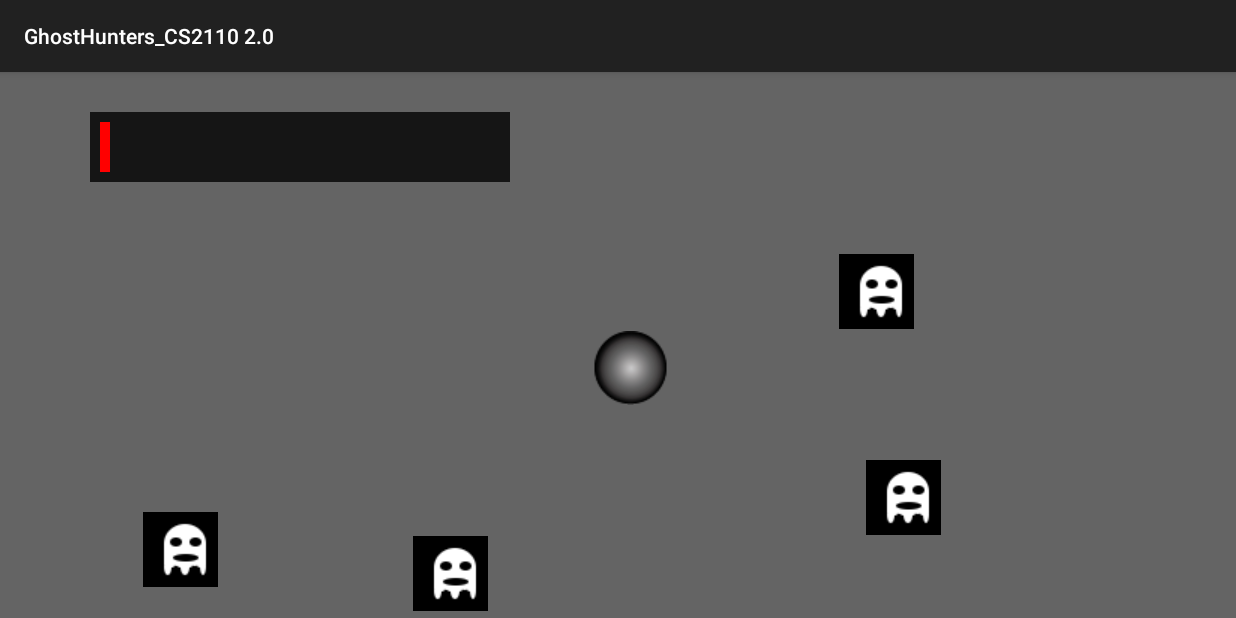
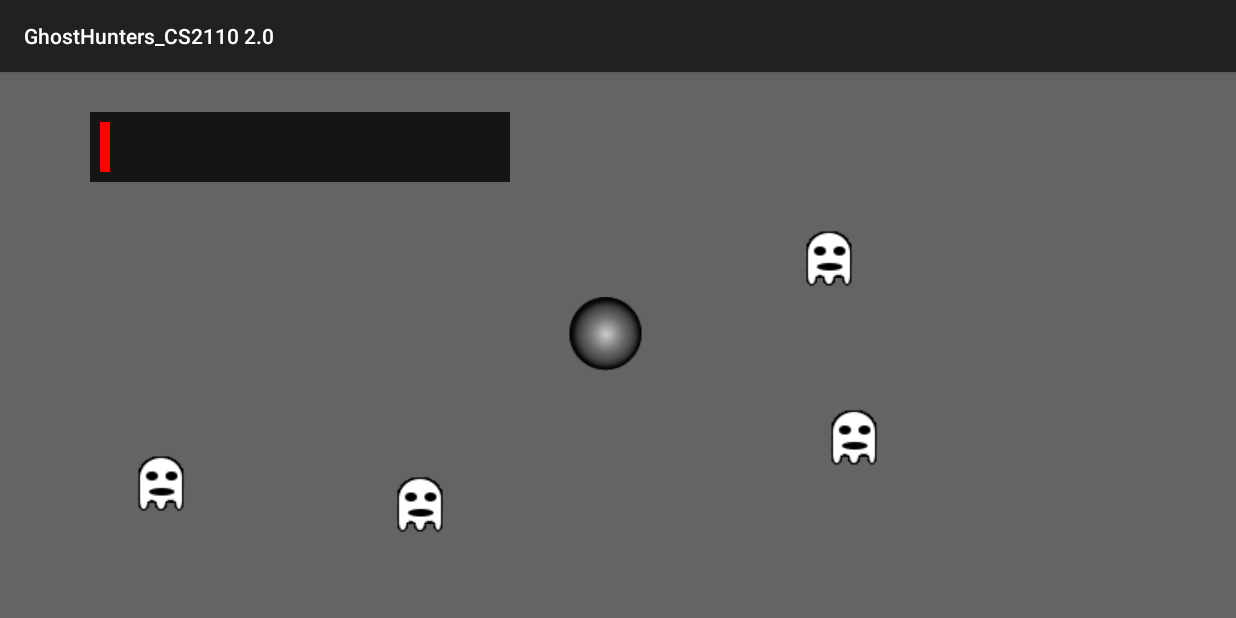
Before and after one commit to ferociouself/GhostHunters_CS2110_V2, an Android app: the screen it shows after launch (MainActivity), on a phone screen of 824 x 412 dp (held sideways). Run offline under Robolectric (Android 15) with nearby library versions, the phone set to English and light mode, and no system bars.

Commit message:
Attempted to get ghosts to bounce off each other. Thinned out the ghost sprite and added friendly ghost methods to find targets and manage life span.

```diff
--- a/app/src/main/java/jhe3cd/cs2110/virginia/edu/ghosthunters_cs211020/FriendlyGhost.java
+++ b/app/src/main/java/jhe3cd/cs2110/virginia/edu/ghosthunters_cs211020/FriendlyGhost.java
@@ -12,6 +12,7 @@ public class FriendlyGhost extends Ghost{
 
     private boolean isFriendly;
     int lifeSpan;
+    long timeActive;
 
     public FriendlyGhost(int xPosition, int yPosition, int fileID, Point target, Item booty, int health,
                          int hitBoxWidth, int hitBoxHeight, int xMax, int yMax, float xAcceleration,
@@ -34,6 +35,10 @@ public class FriendlyGhost extends Ghost{
             if(e instanceof Ghost) {
                 e.destroyer();
             }
+        }
+        timeActive++;
+        if (timeActive > lifeSpan * 1000) {
+            destroyer();
         }
     }
 
--- a/app/src/main/java/jhe3cd/cs2110/virginia/edu/ghosthunters_cs211020/Ghost.java
+++ b/app/src/main/java/jhe3cd/cs2110/virginia/edu/ghosthunters_cs211020/Ghost.java
@@ -52,14 +52,19 @@ public class Ghost extends Entity{
         ballCharged = main.getBall().isCharged();
         if(ballTouching && !ballCharged) {
             xDynAcceleration = ((float)(target.x - xPosition) / (float)xMax) * xOrigAcceleration;
-            yDynAcceleration = ((float)(target.y - yPosition) / (float)yMax) * xOrigAcceleration;
+            yDynAcceleration = ((float)(target.y - yPosition) / (float)yMax) * yOrigAcceleration;
             this.xVelocity += (xDynAcceleration * MainActivity.FRAME_TIME);
             this.yVelocity += (yDynAcceleration * MainActivity.FRAME_TIME);
+        } else if (collisionDetect(main.getEntityList()).size() > 1) {
+            ArrayList<Entity> collisionList = collisionDetect(main.getEntityList());
+            Entity avoid = collisionList.get(collisionList.size() - 1);
+            xVelocity = -((float)(avoid.getCentralPoint().x - xPosition) / (float)xMax) * xVelocity;
+            yVelocity = -((float)(avoid.getCentralPoint().y - yPosition) / (float)yMax) * yVelocity;
         } else {
             xDynAcceleration = 0.0f;
             yDynAcceleration = 0.0f;
-            xVelocity = xVelocity * 0.1f;
-            yVelocity = yVelocity * 0.1f;
+            xVelocity = xVelocity * 0.90f;
+            yVelocity = yVelocity * 0.95f;
         }
 
         //Calc distance travelled in that time
--- a/app/src/main/java/jhe3cd/cs2110/virginia/edu/ghosthunters_cs211020/MainActivity.java
+++ b/app/src/main/java/jhe3cd/cs2110/virginia/edu/ghosthunters_cs211020/MainActivity.java
@@ -80,8 +80,8 @@ public class MainActivity extends ActionBarActivity implements SensorEventListen
         Display display = getWindowManager().getDefaultDisplay();
         size = new Point();
         display.getSize(size);
-        xMax = size.x - 50;
-        yMax = size.y - 100;
+        xMax = (int)(size.x * 0.92);
+        yMax = (int)(size.y * 0.73);
 
         genericPaint = new Paint();
         bgPaint = new Paint();
@@ -110,8 +110,8 @@ public class MainActivity extends ActionBarActivity implements SensorEventListen
         worked = entityList.add(ball);
 
         for (int i = 0; i < numGhostsSpawned; i++) {
-            Ghost tempGh = new Ghost(0, 0, R.drawable.ghost, ball.getCentralPoint(), null, 50, 50,
-                    50, xMax, yMax, 5.0f, 5.0f, 0.9f, this);
+            Ghost tempGh = new Ghost(0, 0, R.drawable.ghost, ball.getCentralPoint(), null, 1, 32,
+                    38, xMax, yMax, 5.0f, 5.0f, 0.9f, this);
             tempGh.randomlyGenerate();
             entityList.add(tempGh);
             forWorked = true;
```
Also changed, not shown: app/src/main/res/drawable-mdpi/ghost.png.
